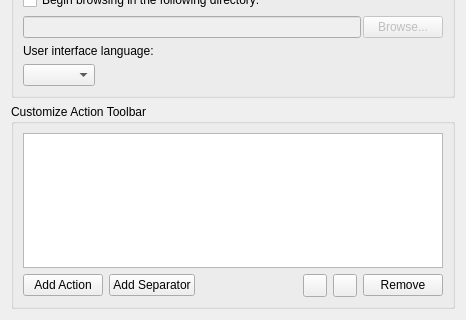
Above: ui/options_interface.ui from metabrainz/picard before the change; both pictures show x 0 to 466 and y 180 to 500 of the 466 by 500 pixel window. Below: the same form after it.
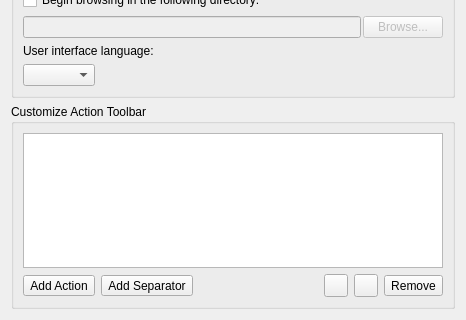
That is the form after the change. Icons and pictures are not drawn.

Commit message:
Unify position and size of buttons for list re-ordering
This makes the taglisteditor widget consistent with existing list re-ordering UI for cover art and toolbar buttons.

```diff
--- a/ui/options_interface.ui
+++ b/ui/options_interface.ui
@@ -151,7 +151,7 @@
           <number>0</number>
          </property>
          <item>
-          <widget class="QPushButton" name="add_button">
+          <widget class="QToolButton" name="add_button">
            <property name="toolTip">
             <string>Add a new button to Toolbar</string>
            </property>
@@ -161,7 +161,7 @@
           </widget>
          </item>
          <item>
-          <widget class="QPushButton" name="insert_separator_button">
+          <widget class="QToolButton" name="insert_separator_button">
            <property name="toolTip">
             <string>Insert a separator</string>
            </property>
@@ -207,7 +207,7 @@
           </widget>
          </item>
          <item>
-          <widget class="QPushButton" name="remove_button">
+          <widget class="QToolButton" name="remove_button">
            <property name="toolTip">
             <string>Remove button from toolbar</string>
            </property>
```
The commit also changes 3 other files.
